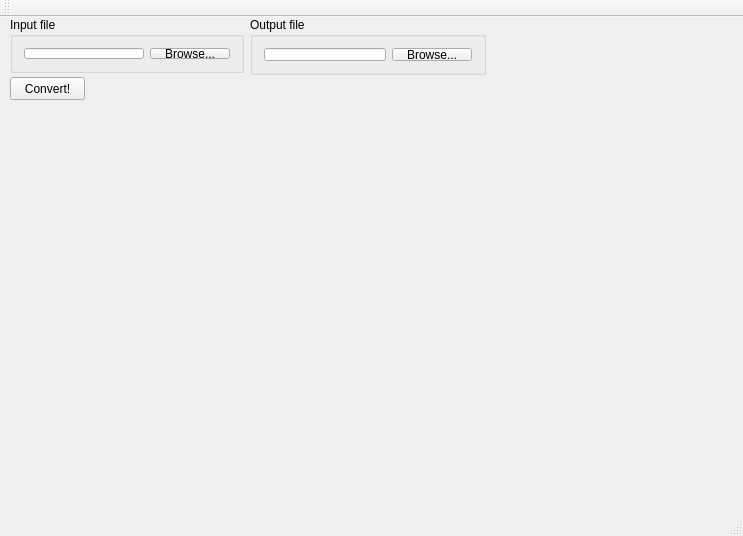
Above: mainwindow.ui from zed0/SpO2Converter before the change. Below: the same form after it.
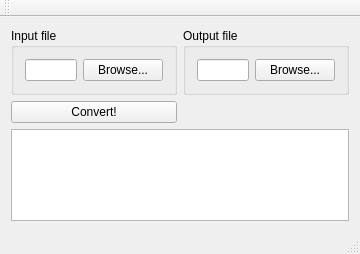
That is the form after the change.

Commit message: Made the program actually read in some data.

```diff
--- a/mainwindow.ui
+++ b/mainwindow.ui
@@ -6,29 +6,33 @@
    <rect>
     <x>0</x>
     <y>0</y>
-    <width>743</width>
-    <height>536</height>
+    <width>360</width>
+    <height>254</height>
    </rect>
   </property>
   <property name="windowTitle">
    <string>MainWindow</string>
   </property>
   <widget class="QWidget" name="centralWidget">
+   <layout class="QGridLayout" name="gridLayout">
+    <item row="0" column="0">
    <widget class="QGroupBox" name="groupBox">
-    <property name="geometry">
-     <rect>
-      <x>10</x>
-      <y>0</y>
-      <width>234</width>
-      <height>56</height>
-     </rect>
-    </property>
     <property name="title">
      <string>Input file</string>
     </property>
     <layout class="QHBoxLayout" name="horizontalLayout_3">
      <item>
-      <widget class="QLineEdit" name="inputTextbox"/>
+        <widget class="QLineEdit" name="inputTextbox">
+         <property name="enabled">
+          <bool>true</bool>
+         </property>
+         <property name="autoFillBackground">
+          <bool>false</bool>
+         </property>
+         <property name="readOnly">
+          <bool>true</bool>
+         </property>
+        </widget>
      </item>
      <item>
       <widget class="QPushButton" name="inputButton">
@@ -39,15 +43,9 @@
      </item>
     </layout>
    </widget>
+    </item>
+    <item row="0" column="1">
    <widget class="QGroupBox" name="groupBox_2">
-    <property name="geometry">
-     <rect>
-      <x>250</x>
-      <y>0</y>
-      <width>236</width>
-      <height>58</height>
-     </rect>
-    </property>
     <property name="title">
      <string>Output file</string>
     </property>
@@ -55,7 +53,11 @@
      <item>
       <layout class="QHBoxLayout" name="horizontalLayout">
        <item>
-        <widget class="QLineEdit" name="outputTextbox"/>
+          <widget class="QLineEdit" name="outputTextbox">
+           <property name="readOnly">
+            <bool>true</bool>
+           </property>
+          </widget>
        </item>
        <item>
         <widget class="QPushButton" name="ouputButton">
@@ -68,19 +70,18 @@
      </item>
     </layout>
    </widget>
+    </item>
+    <item row="1" column="0">
    <widget class="QPushButton" name="convertButton">
-    <property name="geometry">
-     <rect>
-      <x>10</x>
-      <y>60</y>
-      <width>75</width>
-      <height>23</height>
-     </rect>
-    </property>
     <property name="text">
      <string>Convert!</string>
     </property>
    </widget>
+    </item>
+    <item row="2" column="0" colspan="2">
+     <widget class="QTextBrowser" name="textBrowser"/>
+    </item>
+   </layout>
   </widget>
   <widget class="QMenuBar" name="menuBar">
    <property name="geometry">
```
Left out of the diff: 19 changed lines with no effect on the pictures. Lines whose indentation alone changed are shown as unchanged. The commit also changes 2 other files.
